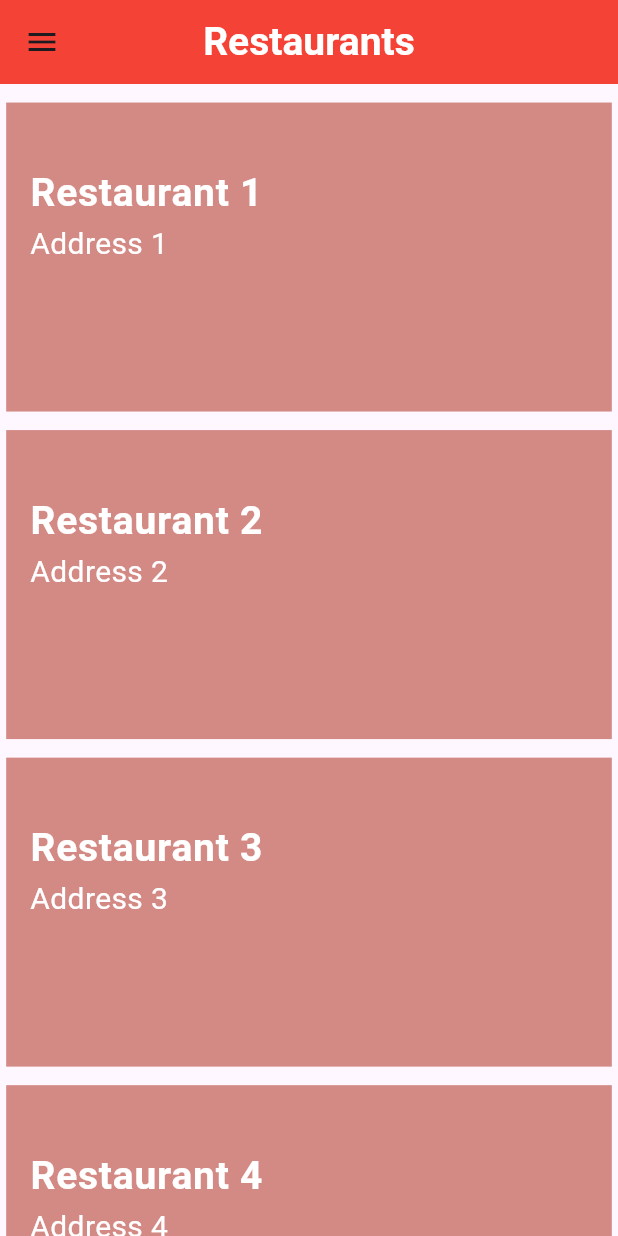
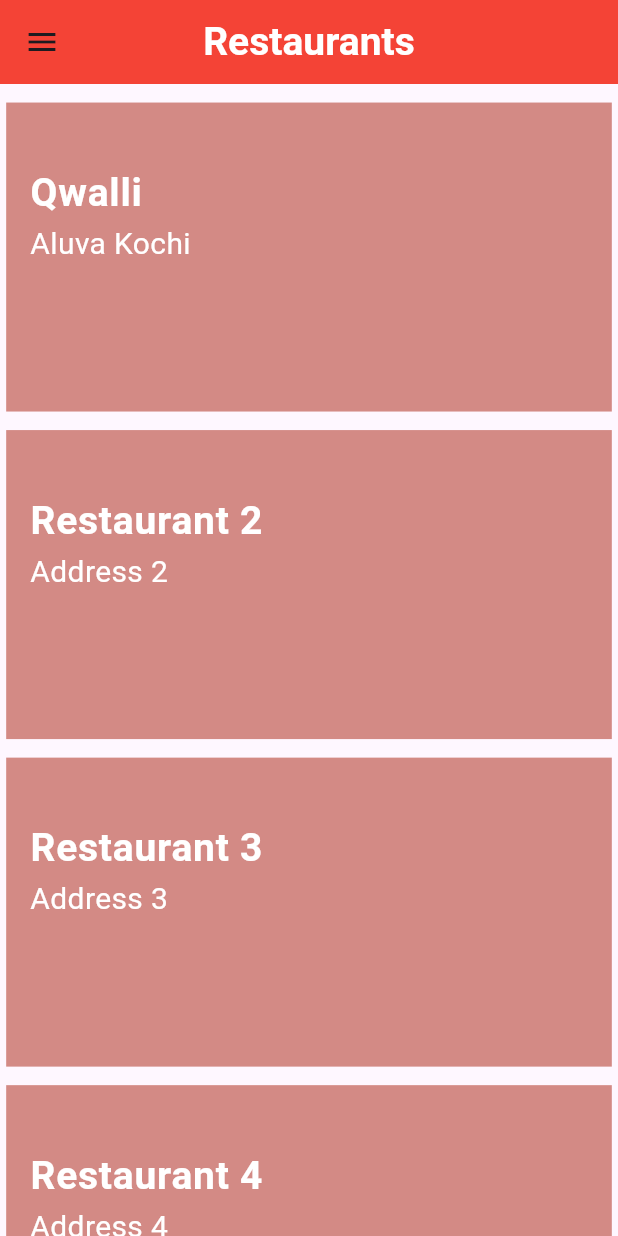
Before and after one commit to VinayaAugusthy/foodbee, a Flutter app: the screen it shows after launch, on a phone screen of 412 x 824 dp. Run offline on Flutter 3.47's test engine with Material 2 defaults, Android fonts, the phone set to English and light mode, and no system bars.

```diff
--- a/lib/controller/restaurant_details.dart
+++ b/lib/controller/restaurant_details.dart
@@ -9,22 +9,45 @@ class RestaurantList with ChangeNotifier {
     _restaurants = [
       Restaurant(
         id: '1',
-        name: 'Restaurant 1',
-        address: 'Address 1',
-        description: 'Description 1',
+        name: 'Qwalli ',
+        address: 'Aluva Kochi',
+        description: 'A budget friendly restaurant',
         menuItems: [
           MenuItem(
-              name: 'Item 1.1',
+            name: 'Chicken Biriyani',
             category: 'Indian',
             price: 150.00,
             imageUrl:
-                  'https://encrypted-tbn0.gstatic.com/images?q=tbn:ANd9GcScJRPzCaUDeNm15-JUuzcQXjG843WwxPTGeA&usqp=CAU'),
+                'https://encrypted-tbn0.gstatic.com/images?q=tbn:ANd9GcT65s4FVJPcAOmmITjN62U7fhbtkcBnwz6mcA&usqp=CAU',
+          ),
           MenuItem(
-              name: 'Item 1.2',
+            name: 'Alpham',
+            category: 'Arabian',
+            price: 600.00,
+            imageUrl:
+                'https://encrypted-tbn0.gstatic.com/images?q=tbn:ANd9GcTChLxCmLcO8zXpSqkSSRwarHhOQW2ggWpwsQ&usqp=CAU',
+          ),
+          MenuItem(
+            name: 'Chiken Noodles',
             category: 'Chinese',
             price: 210.00,
             imageUrl:
-                  'https://imagedelivery.net/5MYSbk45M80qAwecrlKzdQ/15f7f82d-3521-491e-6ed1-5c90734db800/public'),
+                'https://www.hileymazdaofburleson.com/blogs/3654/wp-content/uploads/2021/02/4_Great_Chinese_Restaurants_in_and_Around_Burleson_637472652236699482.png',
+          ),
+          MenuItem(
+            name: 'Thai Noodles',
+            category: 'Thai',
+            price: 210.00,
+            imageUrl:
+                'https://img.freepik.com/free-photo/thai-food-noodles-spicy-boil-with-seafood-pork-hot-pot_1150-27874.jpg?w=740&t=st=1696496464~exp=1696497064~hmac=f7c5e47414180129d176e3e039fd791d57585701d1dd60c9d056e52b82fb4a01',
+          ),
+          MenuItem(
+            name: 'Meat Plate',
+            category: 'Continental',
+            price: 210.00,
+            imageUrl:
+                'https://img.freepik.com/free-photo/freshly-cooked-gourmet-taco-rustic-plate-generated-by-ai_188544-33863.jpg?size=626&ext=jpg&ga=GA1.2.7138222.1696496360&semt=ais',
+          ),
         ],
       ),
       Restaurant(
```
Also changed, not shown: lib/views/menu_details.dart (+8 -78 lines), lib/views/widgets/menu_card.dart (added, +87 -0 lines). Lines whose indentation alone changed are shown as unchanged.
